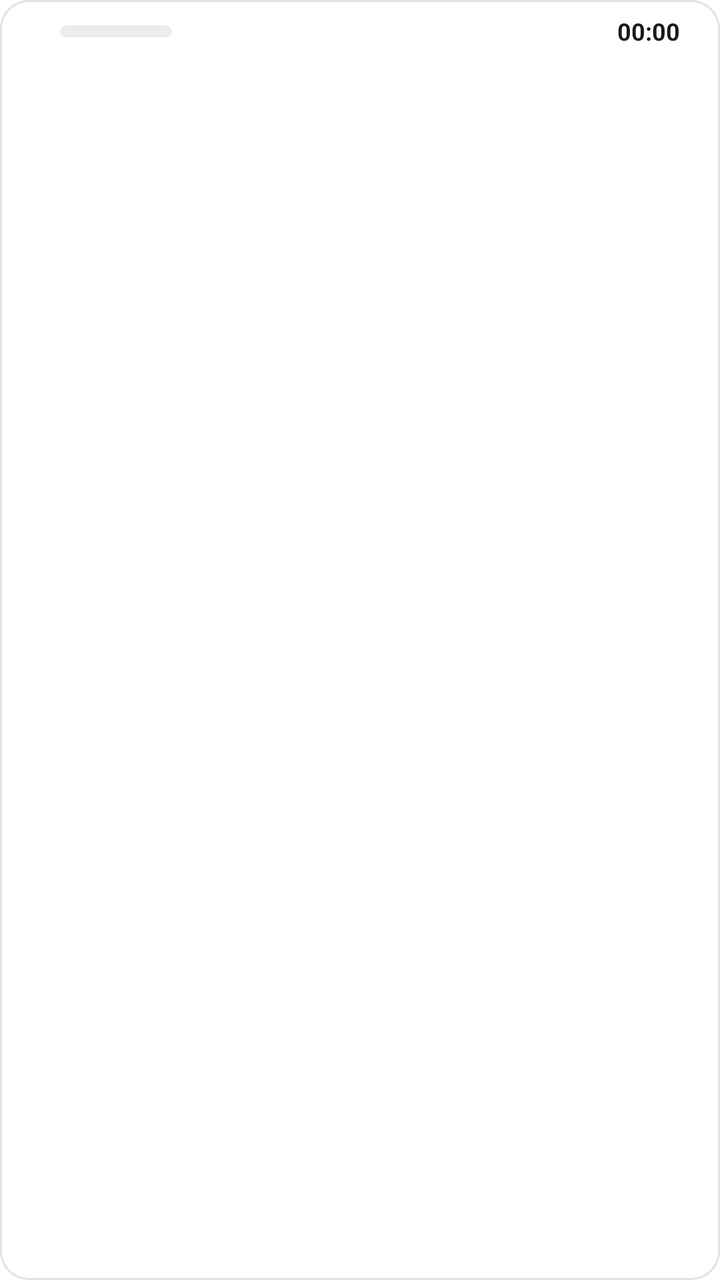
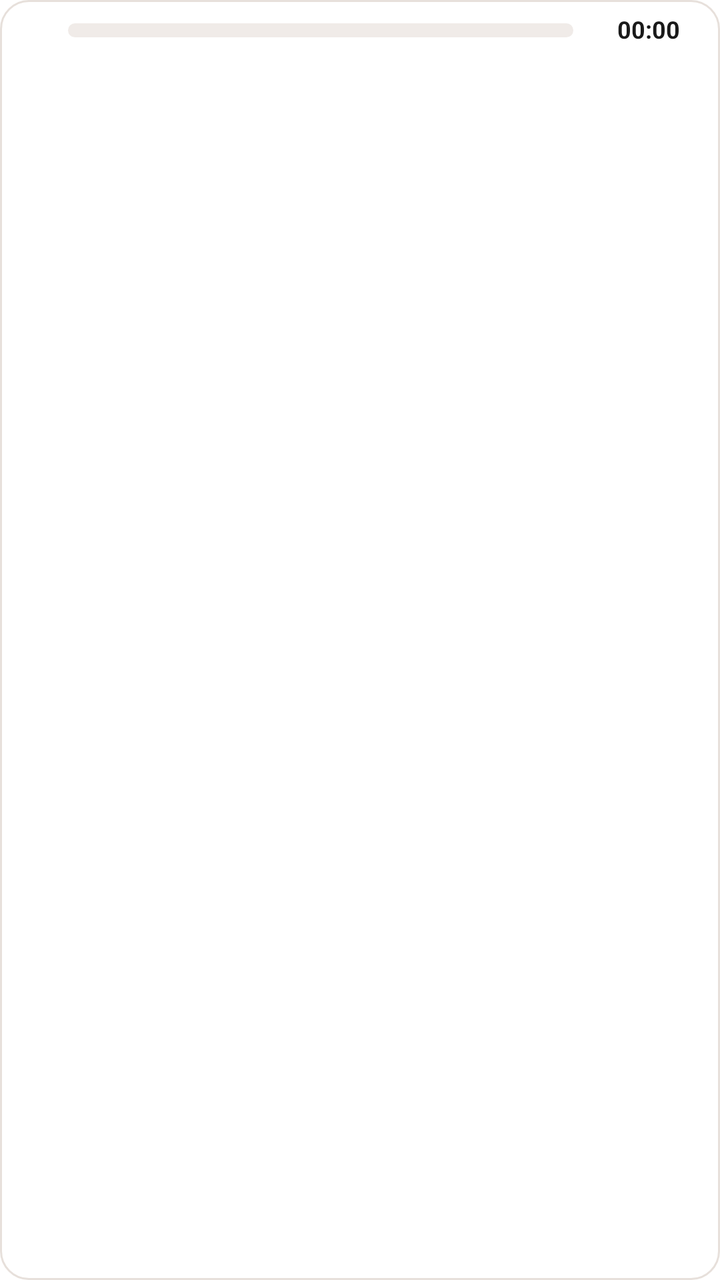

Before-and-after screenshots of an Android layout around one commit, followed by the original layout XML and the change that was made.
<!-- AndroidManifest.xml: fallback theme Theme.MaterialComponents.DayNight.NoActionBar -->
<!-- res/layout/okuma_day_card_small.xml -->
<?xml version="1.0" encoding="utf-8"?>
<LinearLayout xmlns:android="http://schemas.android.com/apk/res/android"
  android:layout_width="match_parent" android:layout_height="wrap_content"
  android:background="@drawable/okuma_card_bg" android:orientation="vertical"
  android:paddingLeft="20dp" android:paddingRight="20dp" android:paddingTop="7dp" android:paddingBottom="3dp">
  <LinearLayout android:layout_width="match_parent" android:layout_height="wrap_content" android:gravity="center_vertical" android:orientation="horizontal">
    <TextView android:id="@+id/title" android:layout_width="wrap_content" android:layout_height="wrap_content" android:maxWidth="150dp" android:fontFamily="serif"
      android:maxLines="1" android:ellipsize="end" android:textColor="@color/okuma_fg" android:textSize="12.5sp" android:textStyle="bold" />
    <FrameLayout android:layout_width="56dp" android:layout_height="6dp" android:layout_marginLeft="10dp">
      <ProgressBar android:id="@+id/progress" style="@android:style/Widget.ProgressBar.Horizontal" android:layout_width="match_parent"
        android:layout_height="match_parent" android:progressDrawable="@drawable/okuma_mini_progress" />
      <ProgressBar android:id="@+id/progress_kef" style="@android:style/Widget.ProgressBar.Horizontal" android:layout_width="match_parent"
        android:layout_height="match_parent" android:progressDrawable="@drawable/okuma_progress_kef" />
    </FrameLayout>
    <TextView android:id="@+id/count" android:layout_width="wrap_content" android:layout_height="wrap_content" android:layout_marginLeft="6dp"
      android:textColor="@color/okuma_muted" android:textSize="11sp" android:textStyle="bold" />
    <TextView android:layout_width="0dp" android:layout_height="1dp" android:layout_weight="1" />
    <Chronometer android:id="@+id/countdown" android:layout_width="wrap_content" android:layout_height="wrap_content"
      android:textColor="@color/okuma_fg" android:textSize="12sp" android:textStyle="bold" />
  </LinearLayout>
  <LinearLayout android:id="@+id/books" android:layout_width="match_parent" android:layout_height="wrap_content" android:orientation="vertical" />
</LinearLayout>
<!-- resources referenced by this layout -->
<resources>
  <color name="okuma_fg">#1A1A1A</color>
  <color name="okuma_muted">#57534E</color>
  <!-- drawable okuma_card_bg (drawable) -->
  <shape xmlns:android="http://schemas.android.com/apk/res/android" android:shape="rectangle">
    <solid android:color="@color/okuma_card_bg" />
    <stroke android:width="1dp" android:color="@color/okuma_card_border" />
    <corners android:radius="14dp" />
  </shape>
  <!-- drawable okuma_mini_progress (drawable) -->
  <layer-list xmlns:android="http://schemas.android.com/apk/res/android">
    <item android:id="@android:id/background">
      <shape android:shape="rectangle">
        <solid android:color="@color/okuma_track" />
        <corners android:radius="3dp" />
      </shape>
    </item>
    <item android:id="@android:id/progress">
      <clip>
        <shape android:shape="rectangle">
          <solid android:color="@color/okuma_read" />
          <corners android:radius="3dp" />
        </shape>
      </clip>
    </item>
  </layer-list>
  <!-- drawable okuma_progress_kef (drawable) -->
  <layer-list xmlns:android="http://schemas.android.com/apk/res/android">
    <item android:id="@android:id/background">
      <shape android:shape="rectangle">
        <solid android:color="@android:color/transparent" />
      </shape>
    </item>
    <item android:id="@android:id/progress">
      <clip>
        <shape android:shape="rectangle">
          <solid android:color="@color/okuma_kefaret" />
          <corners android:radius="5dp" />
        </shape>
      </clip>
    </item>
  </layer-list>
  <color name="okuma_card_bg">#FFFFFF</color>
  <color name="okuma_card_border">#E7E0DB</color>
  <color name="okuma_track">#F0EBE8</color>
  <color name="okuma_read">#10B981</color>
  <color name="okuma_kefaret">#0D9488</color>
</resources>

<!-- the commit's change to res/layout/okuma_day_card_small.xml (unified diff, before → after) -->
@@ -2,21 +2,25 @@
 <LinearLayout xmlns:android="http://schemas.android.com/apk/res/android"
   android:layout_width="match_parent" android:layout_height="wrap_content"
   android:background="@drawable/okuma_card_bg" android:orientation="vertical"
-  android:paddingLeft="20dp" android:paddingRight="20dp" android:paddingTop="7dp" android:paddingBottom="3dp">
+  android:paddingLeft="20dp" android:paddingRight="20dp" android:paddingTop="8dp" android:paddingBottom="1dp">
   <LinearLayout android:layout_width="match_parent" android:layout_height="wrap_content" android:gravity="center_vertical" android:orientation="horizontal">
     <TextView android:id="@+id/title" android:layout_width="wrap_content" android:layout_height="wrap_content" android:maxWidth="150dp" android:fontFamily="serif"
-      android:maxLines="1" android:ellipsize="end" android:textColor="@color/okuma_fg" android:textSize="12.5sp" android:textStyle="bold" />
-    <FrameLayout android:layout_width="56dp" android:layout_height="6dp" android:layout_marginLeft="10dp">
-      <ProgressBar android:id="@+id/progress" style="@android:style/Widget.ProgressBar.Horizontal" android:layout_width="match_parent"
-        android:layout_height="match_parent" android:progressDrawable="@drawable/okuma_mini_progress" />
-      <ProgressBar android:id="@+id/progress_kef" style="@android:style/Widget.ProgressBar.Horizontal" android:layout_width="match_parent"
-        android:layout_height="match_parent" android:progressDrawable="@drawable/okuma_progress_kef" />
+      android:maxLines="1" android:ellipsize="end" android:includeFontPadding="false" android:textColor="@color/okuma_fg" android:textSize="12.5sp" android:textStyle="bold" />
+    
+    <FrameLayout android:layout_width="0dp" android:layout_height="7dp" android:layout_weight="1" android:layout_marginLeft="14dp" android:layout_marginRight="10dp">
+      <ProgressBar android:id="@+id/bar_none" style="@android:style/Widget.ProgressBar.Horizontal" android:layout_width="match_parent"
+        android:layout_height="match_parent" android:progressDrawable="@drawable/okuma_bar_none" />
+      <ProgressBar android:id="@+id/bar_min" style="@android:style/Widget.ProgressBar.Horizontal" android:layout_width="match_parent"
+        android:layout_height="match_parent" android:progressDrawable="@drawable/okuma_bar_min" />
+      <ProgressBar android:id="@+id/bar_read" style="@android:style/Widget.ProgressBar.Horizontal" android:layout_width="match_parent"
+        android:layout_height="match_parent" android:progressDrawable="@drawable/okuma_bar_read" />
+      <ProgressBar android:id="@+id/bar_kef" style="@android:style/Widget.ProgressBar.Horizontal" android:layout_width="match_parent"
+        android:layout_height="match_parent" android:progressDrawable="@drawable/okuma_bar_kef" />
     </FrameLayout>
-    <TextView android:id="@+id/count" android:layout_width="wrap_content" android:layout_height="wrap_content" android:layout_marginLeft="6dp"
-      android:textColor="@color/okuma_muted" android:textSize="11sp" android:textStyle="bold" />
-    <TextView android:layout_width="0dp" android:layout_height="1dp" android:layout_weight="1" />
-    <Chronometer android:id="@+id/countdown" android:layout_width="wrap_content" android:layout_height="wrap_content"
-      android:textColor="@color/okuma_fg" android:textSize="12sp" android:textStyle="bold" />
+    <TextView android:id="@+id/count" android:layout_width="wrap_content" android:layout_height="wrap_content"
+      android:includeFontPadding="false" android:textColor="@color/okuma_muted" android:textSize="11sp" android:textStyle="bold" />
+    <Chronometer android:id="@+id/countdown" android:layout_width="wrap_content" android:layout_height="wrap_content" android:layout_marginLeft="12dp"
+      android:includeFontPadding="false" android:textColor="@color/okuma_fg" android:textSize="12sp" android:textStyle="bold" />
   </LinearLayout>
-  <LinearLayout android:id="@+id/books" android:layout_width="match_parent" android:layout_height="wrap_content" android:orientation="vertical" />
+  <LinearLayout android:id="@+id/books" android:layout_width="match_parent" android:layout_height="wrap_content" android:layout_marginTop="6dp" android:orientation="vertical" />
 </LinearLayout>
<!-- resource entries referenced after the edit -->
@@ -2,30 +2,8 @@
 <resources>
   <color name="okuma_fg">#1A1A1A</color>
   <color name="okuma_muted">#57534E</color>
-  <!-- drawable okuma_card_bg (drawable) -->
-  <shape xmlns:android="http://schemas.android.com/apk/res/android" android:shape="rectangle">
-    <solid android:color="@color/okuma_card_bg" />
-    <stroke android:width="1dp" android:color="@color/okuma_card_border" />
-    <corners android:radius="14dp" />
-  </shape>
-  <!-- drawable okuma_mini_progress (drawable) -->
-  <layer-list xmlns:android="http://schemas.android.com/apk/res/android">
-    <item android:id="@android:id/background">
-      <shape android:shape="rectangle">
-        <solid android:color="@color/okuma_track" />
-        <corners android:radius="3dp" />
-      </shape>
-    </item>
-    <item android:id="@android:id/progress">
-      <clip>
-        <shape android:shape="rectangle">
-          <solid android:color="@color/okuma_read" />
-          <corners android:radius="3dp" />
-        </shape>
-      </clip>
-    </item>
-  </layer-list>
-  <!-- drawable okuma_progress_kef (drawable) -->
+  <!-- drawable okuma_bar_kef (drawable) -->
+  <?xml version="1.0" encoding="utf-8"?>
   <layer-list xmlns:android="http://schemas.android.com/apk/res/android">
     <item android:id="@android:id/background">
       <shape android:shape="rectangle">
@@ -36,15 +14,75 @@
       <clip>
         <shape android:shape="rectangle">
           <solid android:color="@color/okuma_kefaret" />
-          <corners android:radius="5dp" />
+          <corners android:radius="4dp" />
         </shape>
       </clip>
     </item>
   </layer-list>
+  <!-- drawable okuma_bar_min (drawable) -->
+  <?xml version="1.0" encoding="utf-8"?>
+  <layer-list xmlns:android="http://schemas.android.com/apk/res/android">
+    <item android:id="@android:id/background">
+      <shape android:shape="rectangle">
+        <solid android:color="@android:color/transparent" />
+      </shape>
+    </item>
+    <item android:id="@android:id/progress">
+      <clip>
+        <shape android:shape="rectangle">
+          <solid android:color="@color/okuma_min" />
+          <corners android:radius="4dp" />
+        </shape>
+      </clip>
+    </item>
+  </layer-list>
+  <!-- drawable okuma_bar_none (drawable) -->
+  <?xml version="1.0" encoding="utf-8"?>
+  <layer-list xmlns:android="http://schemas.android.com/apk/res/android">
+    <item android:id="@android:id/background">
+      <shape android:shape="rectangle">
+        <solid android:color="@color/okuma_track" />
+        <corners android:radius="4dp" />
+      </shape>
+    </item>
+    <item android:id="@android:id/progress">
+      <clip>
+        <shape android:shape="rectangle">
+          <solid android:color="@color/okuma_none" />
+          <corners android:radius="4dp" />
+        </shape>
+      </clip>
+    </item>
+  </layer-list>
+  <!-- drawable okuma_bar_read (drawable) -->
+  <?xml version="1.0" encoding="utf-8"?>
+  <layer-list xmlns:android="http://schemas.android.com/apk/res/android">
+    <item android:id="@android:id/background">
+      <shape android:shape="rectangle">
+        <solid android:color="@android:color/transparent" />
+      </shape>
+    </item>
+    <item android:id="@android:id/progress">
+      <clip>
+        <shape android:shape="rectangle">
+          <solid android:color="@color/okuma_read" />
+          <corners android:radius="4dp" />
+        </shape>
+      </clip>
+    </item>
+  </layer-list>
+  <!-- drawable okuma_card_bg (drawable) -->
+  <shape xmlns:android="http://schemas.android.com/apk/res/android" android:shape="rectangle">
+    <solid android:color="@color/okuma_card_bg" />
+    <stroke android:width="1dp" android:color="@color/okuma_card_border" />
+    <corners android:radius="14dp" />
+  </shape>
   <color name="okuma_card_bg">#FFFFFF</color>
   <color name="okuma_card_border">#E7E0DB</color>
   <color name="okuma_track">#F0EBE8</color>
+  <color name="okuma_none">#F43F5E</color>
   <color name="okuma_read">#10B981</color>
   <color name="okuma_kefaret">#0D9488</color>
+  <color name="okuma_min">#F59E0B</color>
 </resources>
 
